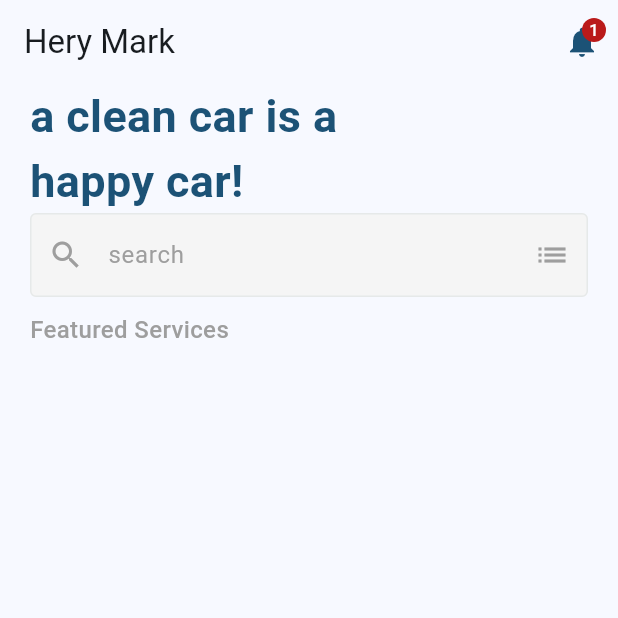
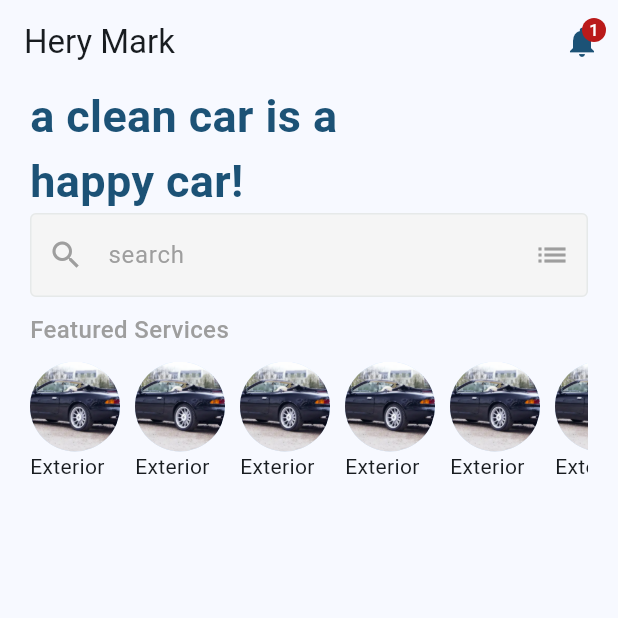
Before and after one commit to AbdullahMohamedAlSayedAbed/carwash, a Flutter app: the screen it shows after launch, on a phone screen of 412 x 824 dp, the top half of it. Run offline on Flutter 3.47's test engine with Material 3 defaults, Android fonts, the phone set to English and light mode, and no system bars; our stand-ins replace bloc, flutter_bloc.

Commit message:
Featured Service Widget UI done

```diff
--- a/lib/Features/home/presentation/views/home_view.dart
+++ b/lib/Features/home/presentation/views/home_view.dart
@@ -1,7 +1,5 @@
-import 'package:carwash/Features/home/presentation/views/widgets/custom_text_field.dart';
 import 'package:carwash/Features/home/presentation/views/widgets/home_view_body.dart';
 import 'package:carwash/core/Utils/app_color.dart';
-import 'package:carwash/core/Utils/app_styles.dart';
 import 'package:carwash/generated/l10n.dart';
 import 'package:flutter/material.dart';
 
--- /dev/null
+++ b/lib/Features/home/presentation/views/widgets/featured_service_item_widget.dart
@@ -0,0 +1,22 @@
+import 'package:flutter/material.dart';
+
+class FeaturedServiceItemWidget extends StatelessWidget {
+  const FeaturedServiceItemWidget({
+    super.key,
+  });
+
+  @override
+  Widget build(BuildContext context) {
+    return const Column(
+      crossAxisAlignment: CrossAxisAlignment.start,
+      mainAxisAlignment: MainAxisAlignment.spaceBetween,
+      children: [
+        CircleAvatar(
+          radius: 30,
+          backgroundImage: AssetImage('assets/images/car.webp'),
+        ),
+        Text('Exterior'),
+      ],
+    );
+  }
+}
--- /dev/null
+++ b/lib/Features/home/presentation/views/widgets/featured_service_list_view_separated.dart
@@ -0,0 +1,22 @@
+import 'package:carwash/Features/home/presentation/views/widgets/featured_service_item_widget.dart';
+import 'package:flutter/material.dart';
+
+class FeaturedServiceListViewSeparated extends StatelessWidget {
+  const FeaturedServiceListViewSeparated({
+    super.key,
+  });
+
+  @override
+  Widget build(BuildContext context) {
+    return ListView.separated(
+      scrollDirection: Axis.horizontal,
+      itemBuilder: (context, index) {
+        return const FeaturedServiceItemWidget();
+      },
+      separatorBuilder: (BuildContext context, int index) => const SizedBox(
+        width: 10,
+      ),
+      itemCount: 10,
+    );
+  }
+}
--- /dev/null
+++ b/lib/Features/home/presentation/views/widgets/featured_service_widget.dart
@@ -0,0 +1,22 @@
+import 'package:carwash/Features/home/presentation/views/widgets/featured_service_list_view_separated.dart';
+import 'package:carwash/core/Utils/app_styles.dart';
+import 'package:flutter/material.dart';
+
+class FeaturedServiceWidget extends StatelessWidget {
+  const FeaturedServiceWidget({super.key});
+
+  @override
+  Widget build(BuildContext context) {
+    return const Column(
+      crossAxisAlignment: CrossAxisAlignment.start,
+      children: [
+        Text('Featured Services', style: AppStyles.style16w500),
+        SizedBox(height: 10),
+        SizedBox(
+          height: 80,
+          child: FeaturedServiceListViewSeparated(),
+        ),
+      ],
+    );
+  }
+}
--- a/lib/Features/home/presentation/views/widgets/home_view_body.dart
+++ b/lib/Features/home/presentation/views/widgets/home_view_body.dart
@@ -1,4 +1,5 @@
 import 'package:carwash/Features/home/presentation/views/widgets/custom_text_field.dart';
+import 'package:carwash/Features/home/presentation/views/widgets/featured_service_widget.dart';
 import 'package:carwash/constants.dart';
 import 'package:carwash/core/Utils/app_styles.dart';
 import 'package:flutter/material.dart';
@@ -27,18 +28,3 @@ class HomeViewBody extends StatelessWidget {
     );
   }
 }
-
-class FeaturedServiceWidget extends StatelessWidget {
-  const FeaturedServiceWidget({super.key});
-
-  @override
-  Widget build(BuildContext context) {
-    return const Column(
-      children: [
-        Text('Featured Services', style: AppStyles.style16w500),
-        SizedBox(height: 10),
-
-      ],
-    );
-  }
-}
--- a/pubspec.yaml
+++ b/pubspec.yaml
@@ -49,8 +49,8 @@ flutter:
   # the material Icons class.
   uses-material-design: true
   # To add assets to your application, add an assets section, like this:
-  # assets:
-  #   - images/a_dot_burr.jpeg
+  assets:
+    - assets/images/
   #   - images/a_dot_ham.jpeg
   # An image asset can refer to one or more resolution-specific "variants", see
   # https://flutter.dev/to/resolution-aware-images
```
Also changed, not shown: assets/images/car.webp (added).
